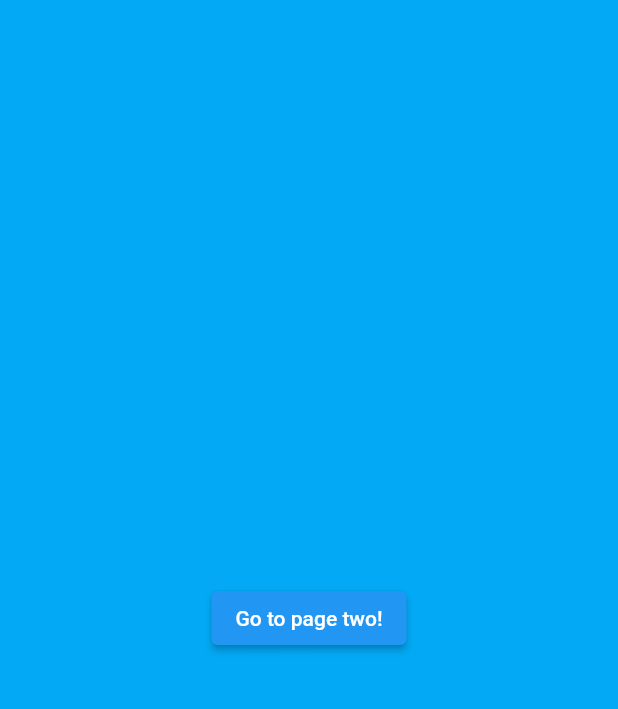
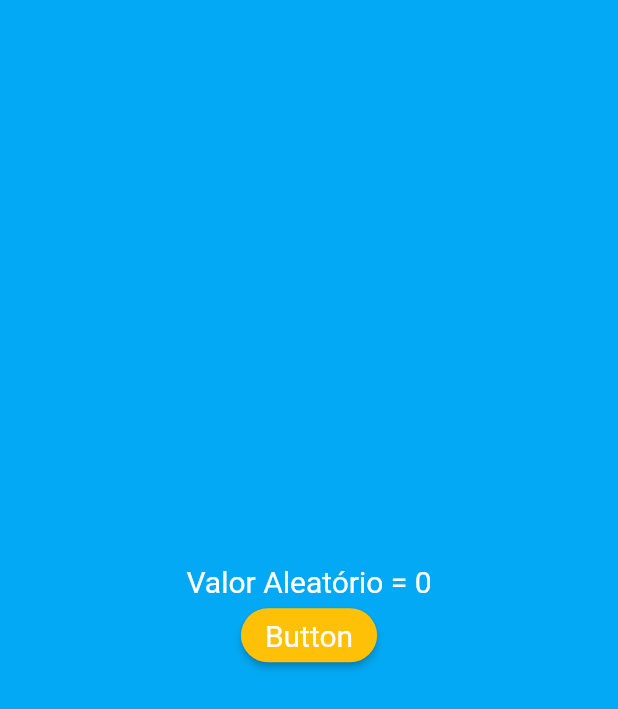
Before and after one commit to vbDaniel/CursoDevFlutter, a Flutter app: the screen it shows after launch, on a phone screen of 412 x 824 dp. Shown: the top 709 px of the screen. Run offline on Flutter 3.47's test engine with Material 2 defaults, Android fonts, the phone set to English and light mode, and no system bars.

Commit message:
App movie

```diff
--- a/Curso-Flutter/TesteDeWidgets/navigation_pages/lib/main.dart
+++ b/Curso-Flutter/TesteDeWidgets/navigation_pages/lib/main.dart
@@ -1,5 +1,6 @@
 import 'package:flutter/material.dart';
 import 'package:navigation_pages/one_page.dart';
+import 'two_page.dart';
 
 void main() {
   runApp(const MyApp());
@@ -18,7 +19,11 @@ class MyApp extends StatelessWidget {
 
         primarySwatch: Colors.blue,
       ),
-      home: const OnePage(),
+      initialRoute: '/',
+      routes: {
+        '/':(_) => const OnePage(),
+        '/twoPage':(_) => const TwoPage(),
+      },
     );
   }
 }
--- a/Curso-Flutter/TesteDeWidgets/navigation_pages/lib/one_page.dart
+++ b/Curso-Flutter/TesteDeWidgets/navigation_pages/lib/one_page.dart
@@ -1,22 +1,49 @@
+import 'dart:math';
+
 import 'package:flutter/material.dart';
 import 'package:navigation_pages/two_page.dart';
+import 'package:navigation_pages/widgets/custom_button_widgets.dart';
 
-class OnePage extends StatelessWidget {
+class OnePage extends StatefulWidget {
   const OnePage({Key? key}) : super(key: key);
+
+  @override
+  State<OnePage> createState() => _OnePageState();
+}
+
+class _OnePageState extends State<OnePage> {
+  ValueNotifier<int> valueRandom = ValueNotifier<int>(0); //Estrutura de algo volátio
+
+  random() async {
+    for (int i = 0; i < 10; i++) {
+      await Future.delayed(Duration(seconds: 1));
+
+      valueRandom.value = Random().nextInt(1000);
+    }
+  }
 
   @override
   Widget build(BuildContext context) {
     return Scaffold(
       backgroundColor: Colors.lightBlue,
       body: Center(
-        child: ElevatedButton(
-          onPressed: () {
-            Navigator.of(context)
-                .push(MaterialPageRoute(builder: (context) => const TwoPage(args: 'Loucuras',)));
-          },
-          child: const Text('Go to page two!'),
-        )
-      ),
+        child: Column(
+          mainAxisAlignment: MainAxisAlignment.center,
+          children: [
+          ValueListenableBuilder(valueListenable: valueRandom, builder: (_,value,__) =>
+            Text(
+            'Valor Aleatório = $value',
+            style: TextStyle(color: Colors.white, fontSize: 20),
+            ),
+          ),
+          CustomButtonWidgets(
+          //disable: true,
+          onPressed: () => random(),
+          title: 'Button',
+          titleSize: 20,
+          ),
+        ],
+      )),
     );
   }
 }
--- a/Curso-Flutter/TesteDeWidgets/navigation_pages/lib/two_page.dart
+++ b/Curso-Flutter/TesteDeWidgets/navigation_pages/lib/two_page.dart
@@ -2,17 +2,23 @@ import 'package:flutter/material.dart';
 import 'one_page.dart';
 
 class TwoPage extends StatelessWidget {
-  final String args;
-  const TwoPage({Key? key, required this.args}) : super(key: key);
+  const TwoPage({Key? key}) : super(key: key);
 
   @override
   Widget build(BuildContext context) {
+    var args = ModalRoute.of(context)!.settings.arguments as String;
     return Scaffold(
+      appBar: AppBar(),
       backgroundColor: Colors.deepOrange,
       body: Center(
           child: ElevatedButton(
         onPressed: () {
-          Navigator.of(context).pop();
+          if (Navigator.of(context).canPop()) {
+            Navigator.of(context).pop('Return');
+          } else {
+            print(
+             'Nao é possivel fazer o pop pois nao há para onde ele voltar');
+          }
         },
         child: Text('Go to page one! $args'),
       )),
--- /dev/null
+++ b/Curso-Flutter/TesteDeWidgets/navigation_pages/lib/widgets/custom_button_widgets.dart
@@ -0,0 +1,47 @@
+import 'dart:ui';
+
+import 'package:flutter/material.dart';
+
+class CustomButtonWidgets extends StatelessWidget {
+  final VoidCallback onPressed;
+  final String title;
+  final double? titleSize;
+  final bool disable;
+
+  const CustomButtonWidgets({
+    Key? key,
+    required this.onPressed,
+    required this.title,
+    this.disable = false,
+    this.titleSize,
+  }) : super(key: key);
+
+  @override
+  Widget build(BuildContext context) {
+    return ElevatedButton(
+      onPressed: disable ? null : onPressed,
+      child: Text(title),
+      style: ButtonStyle(
+          backgroundColor: MaterialStateProperty.resolveWith<Color>((states) {
+            if (states.contains(MaterialState.disabled)) {
+              return Colors.red;
+            }
+            if (states.contains(MaterialState.pressed)) {
+              return Colors.lightGreen;
+            }
+            return Colors.amber;
+          }),
+          shape: MaterialStateProperty.all(
+            RoundedRectangleBorder(borderRadius: BorderRadius.circular(30)),
+          ),
+          textStyle: MaterialStateProperty.resolveWith((states) {
+            if (states.contains(MaterialState.pressed)) {
+              return TextStyle(fontSize: titleSize != null ? titleSize! * 2 : 28);
+            }
+            return TextStyle(fontSize: titleSize);
+          }
+        )
+      ),
+    );
+  }
+}
```
Also changed, not shown: 1 other file.
